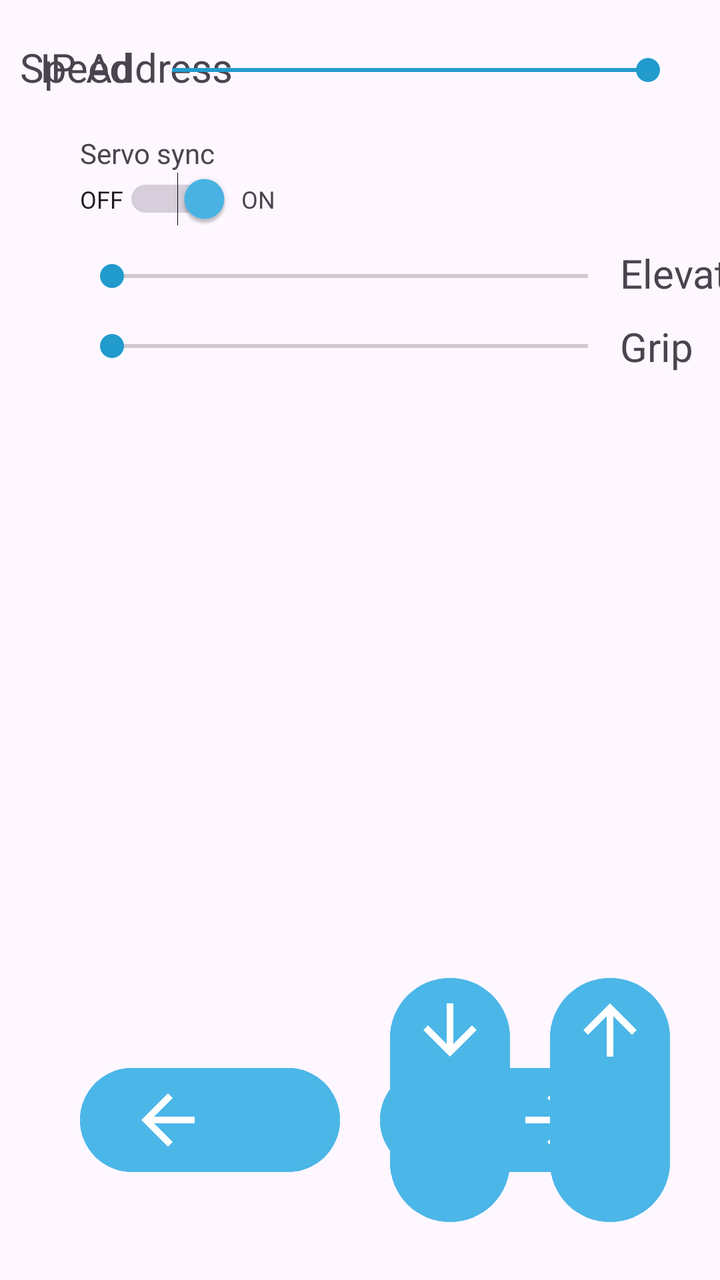
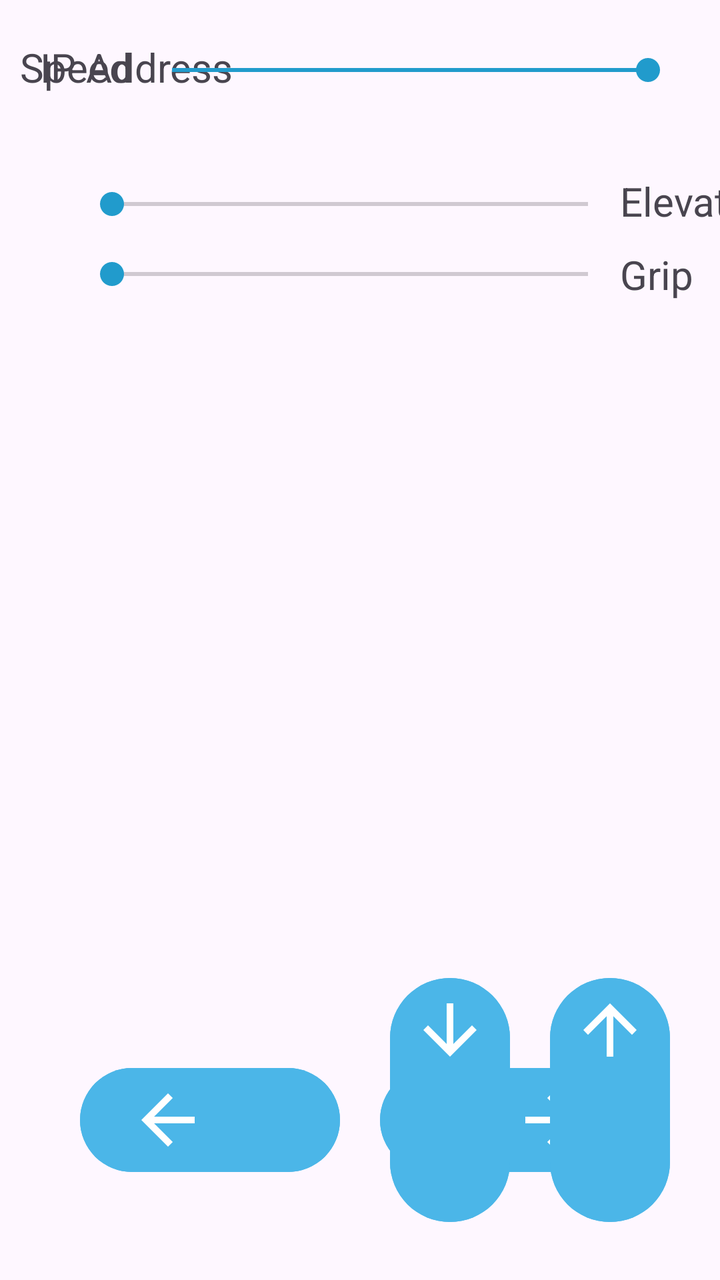

Screens rendered from an Android XML layout before and after an edit, with the pre-edit source and the edit as a unified diff.
<!-- AndroidManifest.xml: application theme Theme.BotzillaController -->
<!-- res/layout/activity_controller_b.xml -->
<?xml version="1.0" encoding="utf-8"?>
<androidx.constraintlayout.widget.ConstraintLayout xmlns:android="http://schemas.android.com/apk/res/android"
    xmlns:app="http://schemas.android.com/apk/res-auto"
    xmlns:tools="http://schemas.android.com/tools"
    android:id="@+id/main"
    android:layout_width="match_parent"
    android:layout_height="match_parent"
    android:backgroundTint="@color/material_dynamic_primary70"
    tools:context=".ControllerActivityButtons">

    <TextView
        android:id="@+id/ipTextViewB"
        android:layout_width="wrap_content"
        android:layout_height="wrap_content"
        android:layout_marginStart="20dp"
        android:layout_marginTop="20dp"
        android:text="IP Address"
        android:textSize="20sp"
        app:layout_constraintStart_toStartOf="parent"
        app:layout_constraintTop_toTopOf="parent"
        tools:ignore="HardcodedText" />

    <TextView
        android:id="@+id/ipTextViewB3"
        android:layout_width="wrap_content"
        android:layout_height="wrap_content"
        android:text="Elevation"
        android:textSize="20sp"
        app:layout_constraintStart_toEndOf="@+id/elevation_seek"
        app:layout_constraintTop_toTopOf="@+id/elevation_seek"
        tools:ignore="HardcodedText" />

    <TextView
        android:id="@+id/gripper_seek_textView"
        android:layout_width="wrap_content"
        android:layout_height="wrap_content"
        android:text="Grip"
        android:textSize="20sp"
        app:layout_constraintBottom_toBottomOf="@+id/grip_seek"
        app:layout_constraintStart_toEndOf="@+id/grip_seek"
        app:layout_constraintTop_toTopOf="@+id/grip_seek"
        tools:ignore="HardcodedText" />

    <TextView
        android:id="@+id/gripper_seek_textView_r"
        android:layout_width="wrap_content"
        android:layout_height="wrap_content"
        android:text="Right"
        android:textSize="20sp"
        android:visibility="invisible"
        app:layout_constraintBottom_toBottomOf="@+id/grip_seek_2_hidden"
        app:layout_constraintStart_toEndOf="@+id/grip_seek_2_hidden"
        app:layout_constraintTop_toTopOf="@+id/grip_seek_2_hidden"
        app:layout_constraintVertical_bias="1.0"
        tools:ignore="HardcodedText" />

    <TextView
        android:id="@+id/ServoSyncText"
        android:layout_width="wrap_content"
        android:layout_height="wrap_content"
        android:layout_marginStart="40dp"
        android:layout_marginTop="20dp"
        android:text="Servo sync"
        app:layout_constraintStart_toStartOf="parent"
        app:layout_constraintTop_toBottomOf="@+id/ipTextViewB"
        tools:ignore="HardcodedText" />

    <TextView
        android:id="@+id/servoSyncText"
        android:layout_width="wrap_content"
        android:layout_height="wrap_content"
        android:layout_marginStart="5dp"
        android:textSize="12sp"
        android:text="ON"
        app:layout_constraintBottom_toBottomOf="@+id/servoSyncSwitch"
        app:layout_constraintStart_toEndOf="@+id/servoSyncSwitch"
        app:layout_constraintTop_toBottomOf="@+id/ServoSyncText"
        tools:ignore="HardcodedText" />

    <Switch
        android:id="@+id/servoSyncSwitch"
        android:layout_width="wrap_content"
        android:layout_height="wrap_content"
        android:layout_marginStart="40dp"
        android:checked="true"
        android:foregroundTint="@color/material_dynamic_primary60"
        android:text="OFF"
        android:textSize="12sp"
        android:thumbTint="@color/material_dynamic_primary70"
        app:layout_constraintStart_toStartOf="parent"
        app:layout_constraintTop_toBottomOf="@+id/ServoSyncText"
        tools:ignore="UseSwitchCompatOrMaterialXml" />

    <SeekBar
        android:id="@+id/speed_seek"
        android:layout_width="270dp"
        android:layout_height="30dp"
        android:layout_marginTop="20dp"
        android:layout_marginEnd="20dp"
        android:progress="255"
        android:max="255"
        android:progressTint="@color/material_dynamic_primary60"
        android:thumbTint="@color/material_dynamic_primary60"
        app:layout_constraintEnd_toEndOf="parent"
        app:layout_constraintTop_toTopOf="parent" />

    <SeekBar
        android:id="@+id/elevation_seek"
        android:layout_width="270dp"
        android:layout_height="30dp"
        android:layout_marginStart="40dp"
        android:layout_marginTop="10dp"
        android:max="90"
        android:progress="0"
        android:progressTint="@color/material_dynamic_primary60"
        android:thumbTint="@color/material_dynamic_primary60"
        app:layout_constraintStart_toStartOf="parent"
        app:layout_constraintTop_toBottomOf="@+id/servoSyncSwitch" />

    <SeekBar
        android:id="@+id/grip_seek"
        android:layout_width="270dp"
        android:layout_height="30dp"
        android:layout_marginStart="40dp"
        android:layout_marginTop="5dp"
        android:max="180"
        android:progress="0"
        android:progressTint="@color/material_dynamic_primary60"
        android:thumbTint="@color/material_dynamic_primary60"
        app:layout_constraintStart_toStartOf="parent"
        app:layout_constraintTop_toBottomOf="@+id/elevation_seek" />

    <SeekBar
        android:id="@+id/grip_seek_2_hidden"
        android:layout_width="270dp"
        android:layout_height="30dp"
        android:layout_marginStart="40dp"
        android:layout_marginTop="5dp"
        android:max="180"
        android:progress="0"
        android:progressTint="@color/material_dynamic_primary60"
        android:thumbTint="@color/material_dynamic_primary60"
        android:visibility="invisible"
        app:layout_constraintStart_toStartOf="parent"
        app:layout_constraintTop_toBottomOf="@+id/grip_seek" />

    <TextView
        android:id="@+id/textView"
        android:layout_width="60dp"
        android:layout_height="30dp"
        android:layout_marginTop="20dp"
        android:backgroundTint="@color/material_dynamic_primary70"
        android:text="@string/speed_hard_coded"
        android:textSize="20sp"
        app:layout_constraintBottom_toBottomOf="@+id/speed_seek"
        app:layout_constraintEnd_toStartOf="@+id/speed_seek"
        app:layout_constraintTop_toTopOf="parent" />

    <LinearLayout
        android:layout_width="wrap_content"
        android:layout_height="wrap_content"
        android:layout_marginStart="30dp"
        android:layout_marginBottom="40dp"
        android:orientation="horizontal"
        app:layout_constraintBottom_toBottomOf="parent"
        app:layout_constraintStart_toStartOf="parent">

        <com.google.android.material.button.MaterialButton
            android:id="@+id/button_left"
            android:layout_width="130dp"
            android:layout_height="60dp"
            android:layout_margin="10dp"
            app:icon="@drawable/outline_arrow_left_24"
            app:iconGravity="start"
            app:iconSize="40dp"
            android:backgroundTint="@color/material_dynamic_primary70"/>

        <com.google.android.material.button.MaterialButton
            android:id="@+id/button_right"
            android:layout_width="130dp"
            android:layout_height="60dp"
            android:layout_margin="10dp"
            app:icon="@drawable/outline_arrow_right_24"
            app:iconGravity="end"
            app:iconSize="40dp"
            android:backgroundTint="@color/material_dynamic_primary70"/>
    </LinearLayout>

    <LinearLayout
        android:layout_width="wrap_content"
        android:layout_height="wrap_content"
        android:layout_margin="15dp"
        android:orientation="horizontal"
        app:layout_constraintBottom_toBottomOf="parent"
        app:layout_constraintEnd_toEndOf="parent">

        <com.google.android.material.button.MaterialButton
            android:id="@+id/button_back"
            android:layout_width="60dp"
            android:layout_height="130dp"
            android:layout_margin="10dp"
            app:icon="@drawable/outline_arrow_down_24"
            app:iconGravity="top"
            app:iconSize="40dp"
            android:backgroundTint="@color/material_dynamic_primary70" />

        <com.google.android.material.button.MaterialButton
            android:id="@+id/button_forward"
            android:layout_width="60dp"
            android:layout_height="130dp"
            android:layout_margin="10dp"
            app:icon="@drawable/outline_arrow_up_24"
            app:iconGravity="top"
            app:iconSize="40dp"
            android:backgroundTint="@color/material_dynamic_primary70"/>

    </LinearLayout>


</androidx.constraintlayout.widget.ConstraintLayout>
<!-- resources referenced by this layout -->
<resources>
  <!-- drawable outline_arrow_down_24 (drawable) -->
  <vector xmlns:android="http://schemas.android.com/apk/res/android" android:height="24dp" android:tint="#000000" android:viewportHeight="960" android:viewportWidth="960" android:width="24dp">
        
      <path android:fillColor="@android:color/white" android:pathData="M440,160L440,647L216,423L160,480L480,800L800,480L744,423L520,647L520,160L440,160Z"/>
      
  </vector>
  <!-- drawable outline_arrow_left_24 (drawable) -->
  <vector xmlns:android="http://schemas.android.com/apk/res/android" android:autoMirrored="true" android:height="24dp" android:tint="#000000" android:viewportHeight="960" android:viewportWidth="960" android:width="24dp">
        
      <path android:fillColor="@android:color/white" android:pathData="M313,520L537,744L480,800L160,480L480,160L537,216L313,440L800,440L800,520L313,520Z"/>
      
  </vector>
  <!-- drawable outline_arrow_right_24 (drawable) -->
  <vector xmlns:android="http://schemas.android.com/apk/res/android" android:autoMirrored="true" android:height="24dp" android:tint="#000000" android:viewportHeight="960" android:viewportWidth="960" android:width="24dp">
        
      <path android:fillColor="@android:color/white" android:pathData="M647,520L160,520L160,440L647,440L423,216L480,160L800,480L480,800L423,744L647,520Z"/>
      
  </vector>
  <!-- drawable outline_arrow_up_24 (drawable) -->
  <vector xmlns:android="http://schemas.android.com/apk/res/android" android:height="24dp" android:tint="#000000" android:viewportHeight="960" android:viewportWidth="960" android:width="24dp">
        
      <path android:fillColor="@android:color/white" android:pathData="M440,800L440,313L216,537L160,480L480,160L800,480L744,537L520,313L520,800L440,800Z"/>
      
  </vector>
  <string name="speed_hard_coded">Speed</string>
  <style name="Theme.BotzillaController" parent="Base.Theme.BotzillaController" />
  <style name="Base.Theme.BotzillaController" parent="Theme.Material3.DayNight.NoActionBar">
          
          
      </style>
</resources>

<!-- the commit's change to res/layout/activity_controller_b.xml (unified diff, before → after) -->
@@ -41,56 +41,6 @@
         app:layout_constraintTop_toTopOf="@+id/grip_seek"
         tools:ignore="HardcodedText" />
 
-    <TextView
-        android:id="@+id/gripper_seek_textView_r"
-        android:layout_width="wrap_content"
-        android:layout_height="wrap_content"
-        android:text="Right"
-        android:textSize="20sp"
-        android:visibility="invisible"
-        app:layout_constraintBottom_toBottomOf="@+id/grip_seek_2_hidden"
-        app:layout_constraintStart_toEndOf="@+id/grip_seek_2_hidden"
-        app:layout_constraintTop_toTopOf="@+id/grip_seek_2_hidden"
-        app:layout_constraintVertical_bias="1.0"
-        tools:ignore="HardcodedText" />
-
-    <TextView
-        android:id="@+id/ServoSyncText"
-        android:layout_width="wrap_content"
-        android:layout_height="wrap_content"
-        android:layout_marginStart="40dp"
-        android:layout_marginTop="20dp"
-        android:text="Servo sync"
-        app:layout_constraintStart_toStartOf="parent"
-        app:layout_constraintTop_toBottomOf="@+id/ipTextViewB"
-        tools:ignore="HardcodedText" />
-
-    <TextView
-        android:id="@+id/servoSyncText"
-        android:layout_width="wrap_content"
-        android:layout_height="wrap_content"
-        android:layout_marginStart="5dp"
-        android:textSize="12sp"
-        android:text="ON"
-        app:layout_constraintBottom_toBottomOf="@+id/servoSyncSwitch"
-        app:layout_constraintStart_toEndOf="@+id/servoSyncSwitch"
-        app:layout_constraintTop_toBottomOf="@+id/ServoSyncText"
-        tools:ignore="HardcodedText" />
-
-    <Switch
-        android:id="@+id/servoSyncSwitch"
-        android:layout_width="wrap_content"
-        android:layout_height="wrap_content"
-        android:layout_marginStart="40dp"
-        android:checked="true"
-        android:foregroundTint="@color/material_dynamic_primary60"
-        android:text="OFF"
-        android:textSize="12sp"
-        android:thumbTint="@color/material_dynamic_primary70"
-        app:layout_constraintStart_toStartOf="parent"
-        app:layout_constraintTop_toBottomOf="@+id/ServoSyncText"
-        tools:ignore="UseSwitchCompatOrMaterialXml" />
-
     <SeekBar
         android:id="@+id/speed_seek"
         android:layout_width="270dp"
@@ -109,13 +59,13 @@
         android:layout_width="270dp"
         android:layout_height="30dp"
         android:layout_marginStart="40dp"
-        android:layout_marginTop="10dp"
+        android:layout_marginTop="40dp"
         android:max="90"
         android:progress="0"
         android:progressTint="@color/material_dynamic_primary60"
         android:thumbTint="@color/material_dynamic_primary60"
         app:layout_constraintStart_toStartOf="parent"
-        app:layout_constraintTop_toBottomOf="@+id/servoSyncSwitch" />
+        app:layout_constraintTop_toBottomOf="@+id/ipTextViewB" />
 
     <SeekBar
         android:id="@+id/grip_seek"
@@ -129,20 +79,6 @@
         android:thumbTint="@color/material_dynamic_primary60"
         app:layout_constraintStart_toStartOf="parent"
         app:layout_constraintTop_toBottomOf="@+id/elevation_seek" />
-
-    <SeekBar
-        android:id="@+id/grip_seek_2_hidden"
-        android:layout_width="270dp"
-        android:layout_height="30dp"
-        android:layout_marginStart="40dp"
-        android:layout_marginTop="5dp"
-        android:max="180"
-        android:progress="0"
-        android:progressTint="@color/material_dynamic_primary60"
-        android:thumbTint="@color/material_dynamic_primary60"
-        android:visibility="invisible"
-        app:layout_constraintStart_toStartOf="parent"
-        app:layout_constraintTop_toBottomOf="@+id/grip_seek" />
 
     <TextView
         android:id="@+id/textView"
